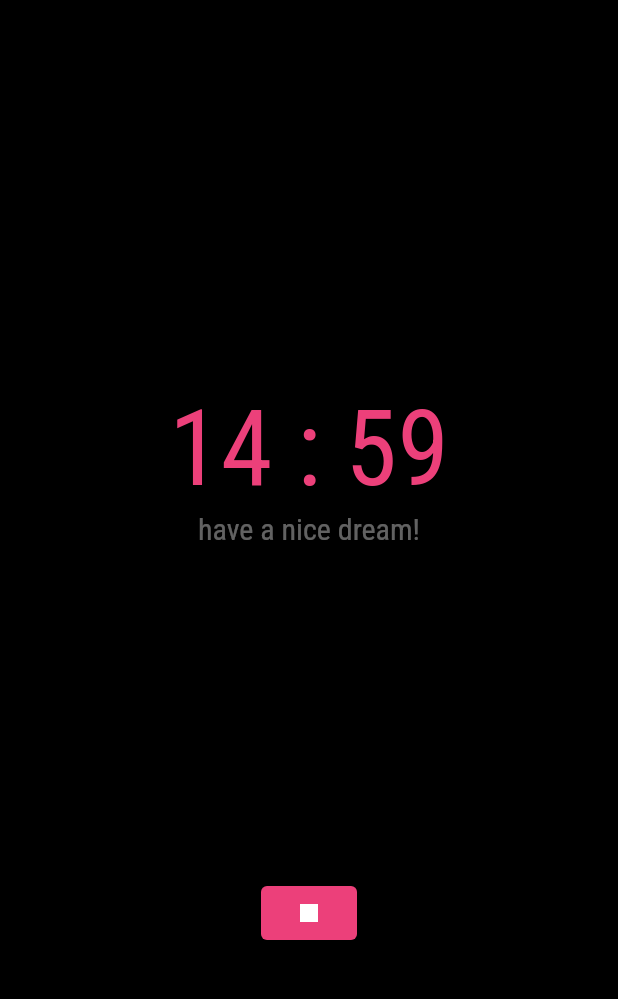
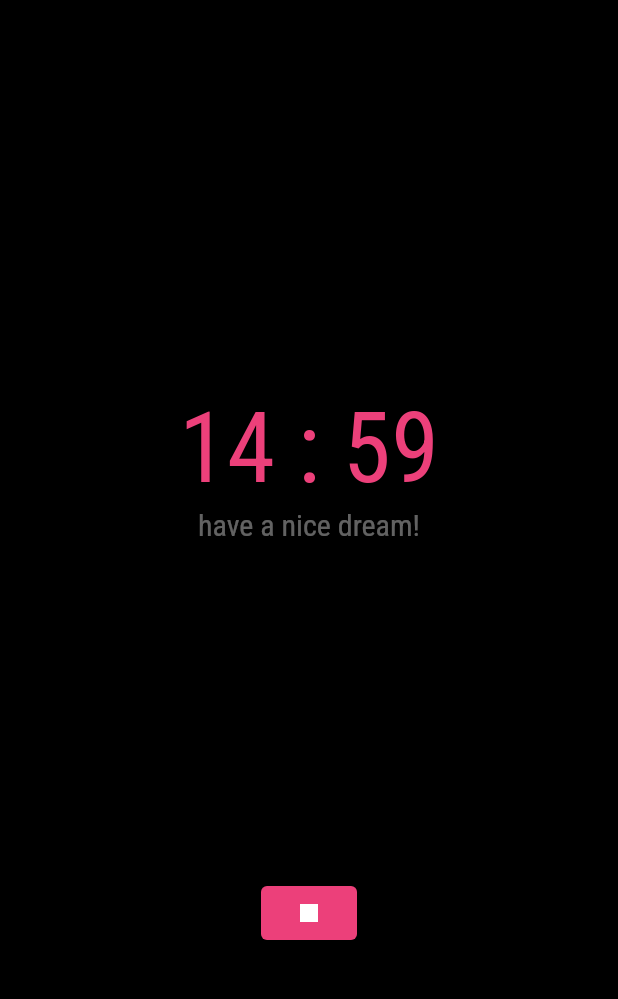
Before and after one commit to tuzkituan/sleep-timer, a Flutter app: the screen it shows after launch, after a tap on the "play arrow" icon, on a phone screen of 412 x 824 dp, the part 79-1078 px from its top. Run offline on Flutter 3.47's test engine with Material 2 defaults, Android fonts, the phone set to English and light mode, and no system bars; our stand-ins replace google_fonts; missing offline and left inert: audio_session, flutter_circular_slider, volume_control.

Commit message:
change font size

```diff
--- a/lib/screens/sleep_page.dart
+++ b/lib/screens/sleep_page.dart
@@ -1,8 +1,9 @@
 import 'dart:async';
-import 'package:volume_control/volume_control.dart';
+
 import 'package:audio_session/audio_session.dart';
 import 'package:flutter/material.dart';
 import 'package:flutter_circular_slider/flutter_circular_slider.dart';
+import 'package:volume_control/volume_control.dart';
 
 class SleepPage extends StatefulWidget {
   @override
@@ -97,7 +98,7 @@ class _SleepPageState extends State<SleepPage> {
         : (timerValue ~/ 60).toString();
 
     return Padding(
-      padding: const EdgeInsets.all(22.0),
+      padding: const EdgeInsets.all(12.0),
       child: Column(
         crossAxisAlignment: CrossAxisAlignment.center,
         mainAxisAlignment: MainAxisAlignment.center,
@@ -105,7 +106,7 @@ class _SleepPageState extends State<SleepPage> {
           Text(
             renderText,
             style: TextStyle(
-              fontSize: isStart ? 70.0 : 110,
+              fontSize: isStart ? 65.0 : 110,
               color: baseColor,
               fontWeight: FontWeight.w400,
             ),
```
